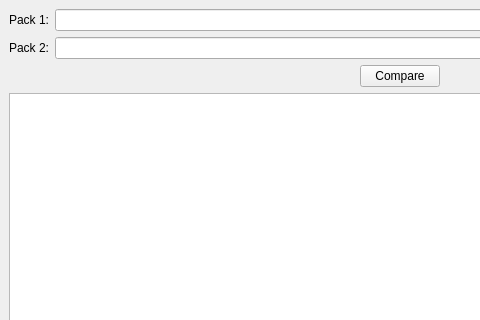
Before: the Qt Designer form src/tiled/tiledefcompare.ui in timbaker/tiled, drawn with Qt 5; both pictures show x 0 to 480 and y 0 to 320 of the 800 by 600 pixel window.
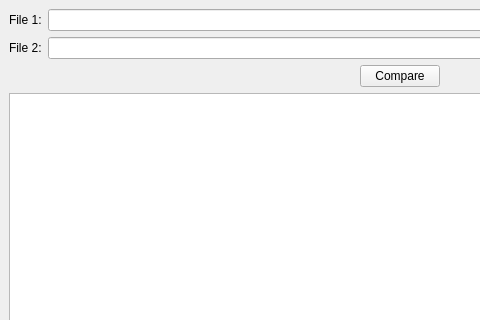
After: the same form once the commit is applied.

Commit message: TileDefCompare highlights which of the 2 tile properties is used.

```diff
--- a/src/tiled/tiledefcompare.ui
+++ b/src/tiled/tiledefcompare.ui
@@ -20,7 +20,7 @@
       <item>
        <widget class="QLabel" name="packLabel1">
         <property name="text">
-         <string>Pack 1:</string>
+         <string>File 1:</string>
         </property>
        </widget>
       </item>
@@ -41,7 +41,7 @@
       <item>
        <widget class="QLabel" name="packLabel2">
         <property name="text">
-         <string>Pack 2:</string>
+         <string>File 2:</string>
         </property>
        </widget>
       </item>
```
Left out of the diff: 2 changed lines with no effect on the pictures. The commit also changes 2 other files.
